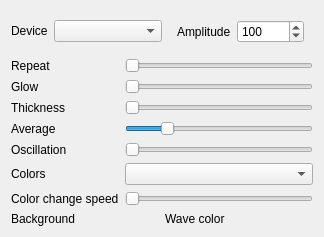
Qt form Effects/AudioSine/AudioSine.ui (DLdota/OpenRGBEffectsPlugin) before a commit.
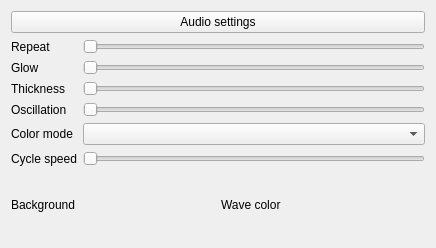
The same form after that commit. Custom widgets are drawn as their Qt base class.

Diff of the .ui file:
```diff
--- a/Effects/AudioSine/AudioSine.ui
+++ b/Effects/AudioSine/AudioSine.ui
@@ -6,82 +6,19 @@
    <rect>
     <x>0</x>
     <y>0</y>
-    <width>324</width>
-    <height>235</height>
+    <width>436</width>
+    <height>248</height>
    </rect>
   </property>
   <property name="windowTitle">
    <string>Form</string>
   </property>
   <layout class="QGridLayout" name="gridLayout" rowstretch="0,0">
-   <item row="0" column="0">
-    <widget class="QFrame" name="frame">
-     <property name="frameShape">
-      <enum>QFrame::NoFrame</enum>
+   <item row="0" column="0" colspan="2">
+    <widget class="QPushButton" name="audio_settings">
+     <property name="text">
+      <string>Audio settings</string>
      </property>
-     <property name="frameShadow">
-      <enum>QFrame::Raised</enum>
-     </property>
-     <layout class="QGridLayout" name="gridLayout_3" columnstretch="0,1">
-      <property name="leftMargin">
-       <number>0</number>
-      </property>
-      <property name="topMargin">
-       <number>0</number>
-      </property>
-      <property name="rightMargin">
-       <number>0</number>
-      </property>
-      <property name="bottomMargin">
-       <number>0</number>
-      </property>
-      <item row="0" column="0">
-       <widget class="QLabel" name="label_11">
-        <property name="text">
-         <string>Device</string>
-        </property>
-       </widget>
-      </item>
-      <item row="0" column="1">
-       <widget class="QComboBox" name="devices">
-        <property name="sizePolicy">
-         <sizepolicy hsizetype="Ignored" vsizetype="Fixed">
-          <horstretch>0</horstretch>
-          <verstretch>0</verstretch>
-         </sizepolicy>
-        </property>
-       </widget>
-      </item>
-     </layout>
-    </widget>
-   </item>
-   <item row="0" column="1">
-    <widget class="QFrame" name="frame_2">
-     <property name="frameShape">
-      <enum>QFrame::NoFrame</enum>
-     </property>
-     <property name="frameShadow">
-      <enum>QFrame::Raised</enum>
-     </property>
-     <layout class="QGridLayout" name="gridLayout_4">
-      <item row="0" column="0">
-       <widget class="QLabel" name="label">
-        <property name="text">
-         <string>Amplitude</string>
-        </property>
-       </widget>
-      </item>
-      <item row="0" column="1">
-       <widget class="QSpinBox" name="amplitude">
-        <property name="maximum">
-         <number>10000000</number>
-        </property>
-        <property name="value">
-         <number>100</number>
-        </property>
-       </widget>
-      </item>
-     </layout>
     </widget>
    </item>
    <item row="1" column="0" colspan="2">
@@ -105,26 +42,6 @@
       <property name="bottomMargin">
        <number>0</number>
       </property>
-      <item row="0" column="0">
-       <widget class="QLabel" name="label_2">
-        <property name="text">
-         <string>Repeat</string>
-        </property>
-       </widget>
-      </item>
-      <item row="0" column="1">
-       <widget class="QTooltipedSlider" name="repeat">
-        <property name="minimum">
-         <number>1</number>
-        </property>
-        <property name="maximum">
-         <number>40</number>
-        </property>
-        <property name="orientation">
-         <enum>Qt::Horizontal</enum>
-        </property>
-       </widget>
-      </item>
       <item row="1" column="0">
        <widget class="QLabel" name="label_3">
         <property name="text">
@@ -132,19 +49,6 @@
         </property>
        </widget>
       </item>
-      <item row="1" column="1">
-       <widget class="QTooltipedSlider" name="glow">
-        <property name="minimum">
-         <number>1</number>
-        </property>
-        <property name="maximum">
-         <number>100</number>
-        </property>
-        <property name="orientation">
-         <enum>Qt::Horizontal</enum>
-        </property>
-       </widget>
-      </item>
       <item row="2" column="0">
        <widget class="QLabel" name="label_4">
         <property name="text">
@@ -152,45 +56,10 @@
         </property>
        </widget>
       </item>
-      <item row="2" column="1">
-       <widget class="QTooltipedSlider" name="thickness">
-        <property name="minimum">
-         <number>0</number>
-        </property>
-        <property name="maximum">
-         <number>100</number>
-        </property>
-        <property name="value">
-         <number>0</number>
-        </property>
-        <property name="orientation">
-         <enum>Qt::Horizontal</enum>
-        </property>
-       </widget>
-      </item>
-      <item row="3" column="0">
-       <widget class="QLabel" name="label_5">
+      <item row="0" column="0">
+       <widget class="QLabel" name="label_2">
         <property name="text">
-         <string>Average</string>
-        </property>
-       </widget>
-      </item>
-      <item row="3" column="1">
-       <widget class="QTooltipedSlider" name="average">
-        <property name="minimum">
-         <number>8</number>
-        </property>
-        <property name="maximum">
-         <number>128</number>
-        </property>
-        <property name="singleStep">
-         <number>8</number>
-        </property>
-        <property name="value">
-         <number>32</number>
-        </property>
-        <property name="orientation">
-         <enum>Qt::Horizontal</enum>
+         <string>Repeat</string>
         </property>
        </widget>
       </item>
@@ -201,33 +70,86 @@
         </property>
        </widget>
       </item>
-      <item row="4" column="1">
-       <widget class="QTooltipedSlider" name="oscillation">
-        <property name="minimum">
-         <number>0</number>
-        </property>
-        <property name="maximum">
-         <number>100</number>
-        </property>
-        <property name="orientation">
-         <enum>Qt::Horizontal</enum>
-        </property>
-       </widget>
-      </item>
-      <item row="5" column="0">
-       <widget class="QLabel" name="label_10">
-        <property name="text">
-         <string>Colors</string>
-        </property>
-       </widget>
-      </item>
       <item row="5" column="1">
        <widget class="QComboBox" name="color_mode"/>
       </item>
-      <item row="6" column="0">
-       <widget class="QLabel" name="label_7">
+      <item row="2" column="1">
+       <widget class="QTooltipedSlider" name="thickness">
+        <property name="minimum">
+         <number>0</number>
+        </property>
+        <property name="maximum">
+         <number>100</number>
+        </property>
+        <property name="value">
+         <number>0</number>
+        </property>
+        <property name="orientation">
+         <enum>Qt::Horizontal</enum>
+        </property>
+       </widget>
+      </item>
+      <item row="5" column="0">
+       <widget class="QLabel" name="label_10">
         <property name="text">
-         <string>Color change speed</string>
+         <string>Color mode</string>
+        </property>
+       </widget>
+      </item>
+      <item row="7" column="0" colspan="2">
+       <widget class="QFrame" name="colorsFrame">
+        <property name="frameShape">
+         <enum>QFrame::NoFrame</enum>
+        </property>
+        <property name="frameShadow">
+         <enum>QFrame::Raised</enum>
+        </property>
+        <layout class="QGridLayout" name="gridLayout_3">
+         <property name="leftMargin">
+          <number>0</number>
+         </property>
+         <property name="topMargin">
+          <number>0</number>
+         </property>
+         <property name="rightMargin">
+          <number>0</number>
+         </property>
+         <property name="bottomMargin">
+          <number>0</number>
+         </property>
+         <item row="0" column="0">
+          <widget class="QLabel" name="label_8">
+           <property name="text">
+            <string>Background</string>
+           </property>
+          </widget>
+         </item>
+         <item row="0" column="1">
+          <widget class="ColorPicker" name="background" native="true"/>
+         </item>
+         <item row="0" column="2">
+          <widget class="QLabel" name="wave_colorLabel">
+           <property name="text">
+            <string>Wave color</string>
+           </property>
+          </widget>
+         </item>
+         <item row="0" column="3">
+          <widget class="ColorPicker" name="wave_color" native="true"/>
+         </item>
+        </layout>
+       </widget>
+      </item>
+      <item row="4" column="1">
+       <widget class="QTooltipedSlider" name="oscillation">
+        <property name="minimum">
+         <number>0</number>
+        </property>
+        <property name="maximum">
+         <number>100</number>
+        </property>
+        <property name="orientation">
+         <enum>Qt::Horizontal</enum>
         </property>
        </widget>
       </item>
@@ -241,29 +163,38 @@
         </property>
        </widget>
       </item>
-      <item row="7" column="0" colspan="2">
-       <layout class="QGridLayout" name="gridLayout_2">
-        <item row="2" column="0">
-         <widget class="QLabel" name="label_8">
-          <property name="text">
-           <string>Background</string>
-          </property>
-         </widget>
-        </item>
-        <item row="2" column="2">
-         <widget class="QLabel" name="label_9">
-          <property name="text">
-           <string>Wave color</string>
-          </property>
-         </widget>
-        </item>
-        <item row="2" column="1">
-         <widget class="ColorPicker" name="background" native="true"/>
-        </item>
-        <item row="2" column="3">
-         <widget class="ColorPicker" name="wave_color" native="true"/>
-        </item>
-       </layout>
+      <item row="6" column="0">
+       <widget class="QLabel" name="label_7">
+        <property name="text">
+         <string>Cycle speed</string>
+        </property>
+       </widget>
+      </item>
+      <item row="0" column="1">
+       <widget class="QTooltipedSlider" name="repeat">
+        <property name="minimum">
+         <number>1</number>
+        </property>
+        <property name="maximum">
+         <number>40</number>
+        </property>
+        <property name="orientation">
+         <enum>Qt::Horizontal</enum>
+        </property>
+       </widget>
+      </item>
+      <item row="1" column="1">
+       <widget class="QTooltipedSlider" name="glow">
+        <property name="minimum">
+         <number>1</number>
+        </property>
+        <property name="maximum">
+         <number>100</number>
+        </property>
+        <property name="orientation">
+         <enum>Qt::Horizontal</enum>
+        </property>
+       </widget>
       </item>
      </layout>
     </widget>
```
Left out of the diff: 9 changed lines with no effect on the pictures.
